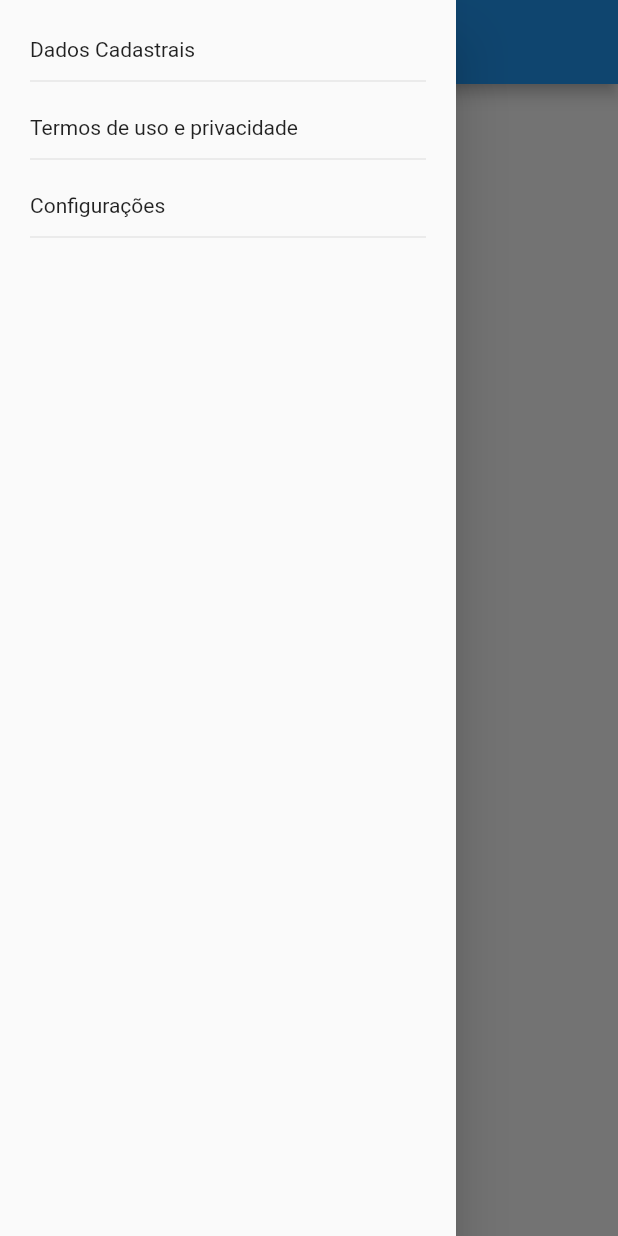
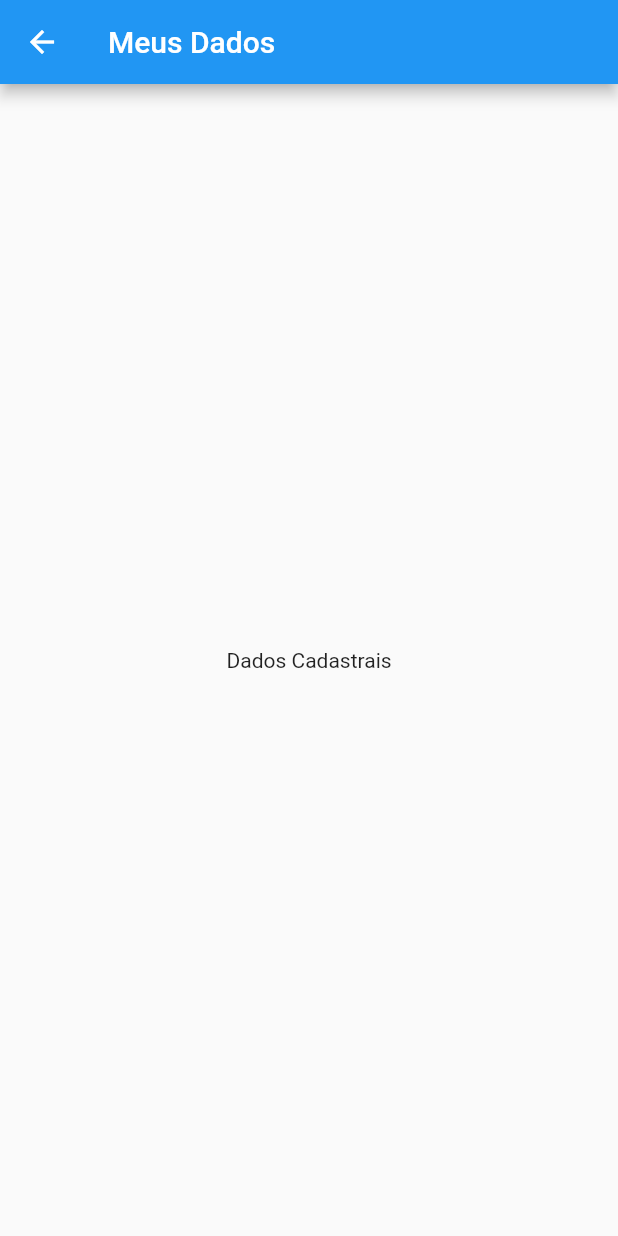
Before and after one commit to Brumidori/flutter-app, a Flutter app: the MainPage screen opened directly, in the side drawer, after a tap on "Dados Cadastrais", on a phone screen of 412 x 824 dp. Run offline on Flutter 3.47's test engine with Material 2 defaults, Android fonts, the phone set to English and light mode, and no system bars; our stand-ins replace google_fonts; network calls fail.

Commit message:
passando parametros nas pages

```diff
--- /dev/null
+++ b/lib/pages/dados_cadastrais.dart
@@ -0,0 +1,21 @@
+import 'package:flutter/material.dart';
+
+class DadosCadastraisPage extends StatelessWidget {
+  final String texto;
+  final List<String> dados;
+  const DadosCadastraisPage(
+      {Key? key, required this.texto, required this.dados})
+      : super(key: key);
+
+  @override
+  Widget build(BuildContext context) {
+    return Scaffold(
+      appBar: AppBar(
+        title: Text(texto),
+      ),
+      body: const Center(
+        child: Text("Dados Cadastrais"),
+      ),
+    );
+  }
+}
--- a/lib/pages/main_page.dart
+++ b/lib/pages/main_page.dart
@@ -1,4 +1,5 @@
 import 'package:flutter/material.dart';
+import 'package:trilhaapp/pages/dados_cadastrais.dart';
 
 class MainPage extends StatefulWidget {
   const MainPage({Key? key}) : super(key: key);
@@ -24,7 +25,16 @@ class _MainPageState extends State<MainPage> {
                         padding: const EdgeInsets.symmetric(vertical: 5),
                         width: double.infinity,
                         child: const Text("Dados Cadastrais")),
-                    onTap: () {},
+                    onTap: () {
+                      Navigator.pop(context);
+                      Navigator.push(
+                          context,
+                          MaterialPageRoute(
+                              builder: (context) => const DadosCadastraisPage(
+                                    texto: "Meus Dados",
+                                    dados: ["Nome", "Endereço"],
+                                  )));
+                    },
                   ),
                   const Divider(),
                   const SizedBox(
```
